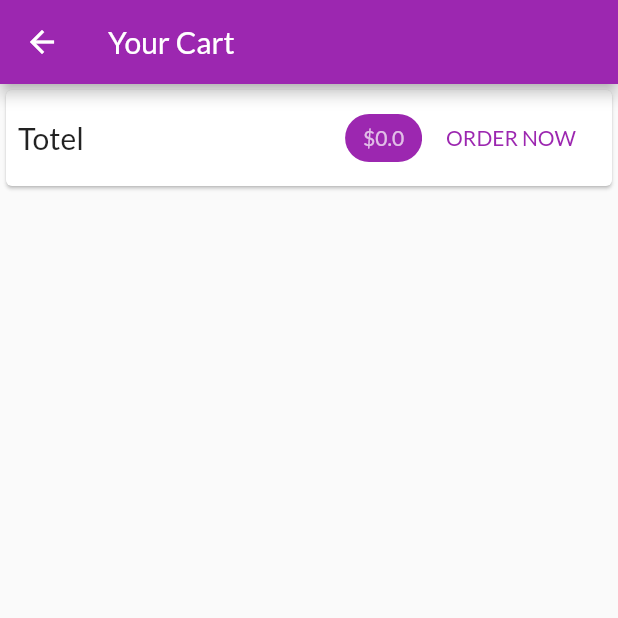
After one commit to MuhammadNizamani/shop_app, a Flutter app: the CartScreen screen opened by its route, on a phone screen of 412 x 824 dp, the top half of it. The commit adds this screen. Run offline on Flutter 3.47's test engine with Material 2 defaults, Android fonts, the phone set to English and light mode, and no system bars; network calls fail.

Commit message:
Cart Sceen is added

```diff
--- a/lib/main.dart
+++ b/lib/main.dart
@@ -1,4 +1,5 @@
 import 'package:flutter/material.dart';
+import 'package:shop_app/screens/cart_screen.dart';
 import 'package:shop_app/screens/product_detail_screen.dart';
 import 'package:shop_app/screens/products_overview_screen.dart';
 import './providers/products.dart';
@@ -32,6 +33,7 @@ class MyApp extends StatelessWidget {
         home: ProductsOverViewScreen(),
         routes: {
           ProductDetailScreen.routeName: (ctx) => ProductDetailScreen(),
+          CartScreen.rounteName: (ctx) => CartScreen(),
         },
       ),
     );
--- a/lib/providers/cart.dart
+++ b/lib/providers/cart.dart
@@ -18,6 +18,14 @@ class Cart with ChangeNotifier {
   Map<String, CartItem> _item = {};
   Map<String, CartItem> get item {
     return {..._item};
+  }
+
+  double get totalAmount {
+    var totel = 0.0;
+    _item.forEach((key, cartItem) {
+      totel += cartItem.price * cartItem.quantity;
+    });
+    return totel;
   }
 
   void addCart(String productId, double price, String title) {
--- /dev/null
+++ b/lib/screens/cart_screen.dart
@@ -0,0 +1,54 @@
+import 'package:flutter/material.dart';
+import 'package:provider/provider.dart';
+import 'package:shop_app/providers/cart.dart';
+
+class CartScreen extends StatelessWidget {
+  static const rounteName = "/cart";
+  @override
+  Widget build(BuildContext context) {
+    final cart = Provider.of<Cart>(context);
+    return Scaffold(
+      appBar: AppBar(
+        title: Text("Your Cart"),
+      ),
+      body: Column(
+        children: <Widget>[
+          Card(
+            child: Padding(
+              padding: EdgeInsets.all(8.0),
+              child: Row(
+                mainAxisAlignment: MainAxisAlignment.spaceBetween,
+                children: <Widget>[
+                  Text(
+                    "Totel",
+                    style: TextStyle(fontSize: 20),
+                  ),
+                  // SizedBox(
+                  //   width: 10,
+                  // ),
+                  Spacer(),
+                  Chip(
+                    label: Text(
+                      "\$${cart.totalAmount}",
+                      style: TextStyle(
+                          color: Theme.of(context)
+                              .primaryTextTheme
+                              .headline4
+                              .color),
+                    ),
+                    backgroundColor: Theme.of(context).primaryColor,
+                  ),
+                  FlatButton(
+                    onPressed: () {},
+                    child: Text("ORDER NOW"),
+                    textColor: Theme.of(context).primaryColor,
+                  ),
+                ],
+              ),
+            ),
+          )
+        ],
+      ),
+    );
+  }
+}
--- a/lib/screens/products_overview_screen.dart
+++ b/lib/screens/products_overview_screen.dart
@@ -1,5 +1,6 @@
 import 'package:flutter/material.dart';
 import 'package:provider/provider.dart';
+import 'package:shop_app/screens/cart_screen.dart';
 import 'package:shop_app/widgets/21.1%20badge.dart.dart';
 import 'package:shop_app/widgets/product_grid.dart';
 import '../providers/cart.dart';
@@ -50,7 +51,9 @@ class _ProductsOverViewScreenState extends State<ProductsOverViewScreen> {
             ),
             child: IconButton(
               icon: Icon(Icons.shopping_cart),
-              onPressed: () {},
+              onPressed: () {
+                Navigator.of(context).pushNamed(CartScreen.rounteName);
+              },
             ),
           ),
         ],
```
